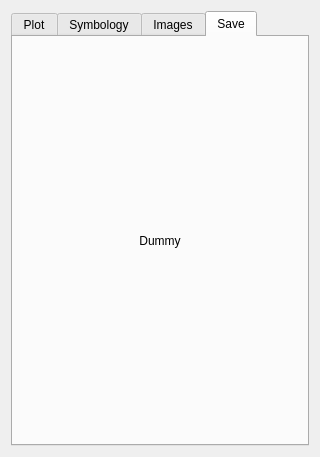
Qt form ui/ui_ccdctools.ui (ceholden/TSTools) before a commit.
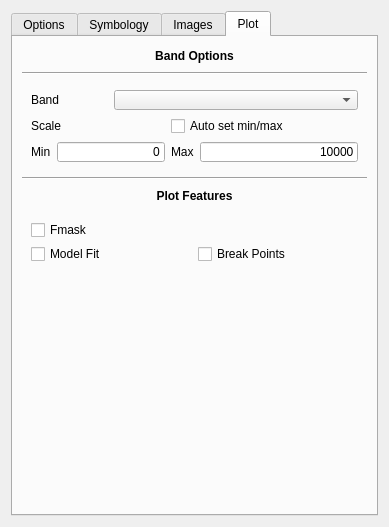
The same form after that commit. The open tabs and pages were chosen to show the change.

Commit message: Some changes to plot & plot control... making new UI tab for controlling the plotting

Patch:
```diff
--- a/ui/ui_ccdctools.ui
+++ b/ui/ui_ccdctools.ui
@@ -6,12 +6,12 @@
    <rect>
     <x>0</x>
     <y>0</y>
-    <width>320</width>
-    <height>457</height>
+    <width>389</width>
+    <height>527</height>
    </rect>
   </property>
   <property name="sizePolicy">
-   <sizepolicy hsizetype="Minimum" vsizetype="Minimum">
+   <sizepolicy hsizetype="MinimumExpanding" vsizetype="MinimumExpanding">
     <horstretch>0</horstretch>
     <verstretch>0</verstretch>
    </sizepolicy>
@@ -34,12 +34,18 @@
        <verstretch>0</verstretch>
       </sizepolicy>
      </property>
+     <property name="tabPosition">
+      <enum>QTabWidget::North</enum>
+     </property>
+     <property name="tabShape">
+      <enum>QTabWidget::Rounded</enum>
+     </property>
      <property name="currentIndex">
       <number>1</number>
      </property>
      <widget class="QWidget" name="tab_options">
       <attribute name="title">
-       <string>Plot</string>
+       <string>Options</string>
       </attribute>
       <layout class="QVBoxLayout" name="verticalLayout">
        <item>
@@ -47,126 +53,6 @@
          <property name="fieldGrowthPolicy">
           <enum>QFormLayout::AllNonFixedFieldsGrow</enum>
          </property>
-         <item row="1" column="0">
-          <widget class="QLabel" name="lab_band">
-           <property name="text">
-            <string>Band</string>
-           </property>
-          </widget>
-         </item>
-         <item row="1" column="1">
-          <widget class="QComboBox" name="combox_band"/>
-         </item>
-         <item row="3" column="0">
-          <widget class="QLabel" name="lab_min">
-           <property name="text">
-            <string>Min</string>
-           </property>
-          </widget>
-         </item>
-         <item row="4" column="0">
-          <widget class="QLabel" name="lab_max">
-           <property name="text">
-            <string>Max</string>
-           </property>
-          </widget>
-         </item>
-         <item row="5" column="0">
-          <widget class="QLabel" name="lab_fmask">
-           <property name="text">
-            <string>Fmask</string>
-           </property>
-          </widget>
-         </item>
-         <item row="5" column="1">
-          <widget class="QCheckBox" name="cbox_fmask">
-           <property name="text">
-            <string>Show/Hide Fmask</string>
-           </property>
-          </widget>
-         </item>
-         <item row="6" column="0">
-          <widget class="QLabel" name="lab_fit">
-           <property name="text">
-            <string>CCDC Fit</string>
-           </property>
-          </widget>
-         </item>
-         <item row="6" column="1">
-          <widget class="QCheckBox" name="cbox_ccdcfit">
-           <property name="text">
-            <string>Show/Hide CCDC Fit</string>
-           </property>
-          </widget>
-         </item>
-         <item row="7" column="0">
-          <widget class="QLabel" name="lab_breaks">
-           <property name="text">
-            <string>CCDC Breaks</string>
-           </property>
-          </widget>
-         </item>
-         <item row="7" column="1">
-          <widget class="QCheckBox" name="cbox_ccdcbreak">
-           <property name="text">
-            <string>Show/Hide CCDC Breaks</string>
-           </property>
-          </widget>
-         </item>
-         <item row="3" column="1">
-          <widget class="QLineEdit" name="edit_min">
-           <property name="inputMask">
-            <string/>
-           </property>
-           <property name="text">
-            <string>0</string>
-           </property>
-           <property name="alignment">
-            <set>Qt::AlignRight|Qt::AlignTrailing|Qt::AlignVCenter</set>
-           </property>
-          </widget>
-         </item>
-         <item row="4" column="1">
-          <widget class="QLineEdit" name="edit_max">
-           <property name="inputMask">
-            <string/>
-           </property>
-           <property name="text">
-            <string>10000</string>
-           </property>
-           <property name="alignment">
-            <set>Qt::AlignRight|Qt::AlignTrailing|Qt::AlignVCenter</set>
-           </property>
-          </widget>
-         </item>
-         <item row="2" column="0">
-          <widget class="QLabel" name="lab_scale">
-           <property name="text">
-            <string>Auto scale</string>
-           </property>
-          </widget>
-         </item>
-         <item row="2" column="1">
-          <widget class="QCheckBox" name="cbox_scale">
-           <property name="text">
-            <string>Auto set min/max</string>
-           </property>
-          </widget>
-         </item>
-         <item row="8" column="0">
-          <widget class="QLabel" name="lab_plotlayer">
-           <property name="text">
-            <string>Add plot images</string>
-           </property>
-          </widget>
-         </item>
-         <item row="8" column="1">
-          <widget class="QCheckBox" name="cbox_plotlayer">
-           <property name="text">
-            <string>Click point, get image</string>
-           </property>
-          </widget>
-         </item>
          <item row="0" column="0">
           <widget class="QLabel" name="lab_showclick">
            <property name="text">
@@ -489,19 +375,173 @@
      </widget>
      <widget class="QWidget" name="tab_save">
       <attribute name="title">
-       <string>Save</string>
+       <string>Plot</string>
       </attribute>
       <layout class="QVBoxLayout" name="verticalLayout_3">
        <item>
         <widget class="QLabel" name="label">
+         <property name="sizePolicy">
+          <sizepolicy hsizetype="Preferred" vsizetype="Preferred">
+           <horstretch>0</horstretch>
+           <verstretch>0</verstretch>
+          </sizepolicy>
+         </property>
+         <property name="maximumSize">
+          <size>
+           <width>16777215</width>
+           <height>20</height>
+          </size>
+         </property>
          <property name="text">
-          <string>Dummy</string>
+          <string>&lt;html&gt;&lt;head/&gt;&lt;body&gt;&lt;p&gt;&lt;span style=&quot; font-weight:600;&quot;&gt;Band Options&lt;/span&gt;&lt;/p&gt;&lt;/body&gt;&lt;/html&gt;</string>
          </property>
          <property name="alignment">
           <set>Qt::AlignCenter</set>
          </property>
         </widget>
        </item>
+       <item>
+        <widget class="Line" name="line_2">
+         <property name="orientation">
+          <enum>Qt::Horizontal</enum>
+         </property>
+        </widget>
+       </item>
+       <item>
+        <widget class="QWidget" name="widget_3" native="true">
+         <property name="maximumSize">
+          <size>
+           <width>16777215</width>
+           <height>90</height>
+          </size>
+         </property>
+         <layout class="QGridLayout" name="gridLayout_3">
+          <item row="4" column="1" colspan="2">
+           <widget class="QLineEdit" name="edit_min">
+            <property name="inputMask">
+             <string/>
+            </property>
+            <property name="text">
+             <string>0</string>
+            </property>
+            <property name="alignment">
+             <set>Qt::AlignRight|Qt::AlignTrailing|Qt::AlignVCenter</set>
+            </property>
+           </widget>
+          </item>
+          <item row="2" column="0" colspan="3">
+           <widget class="QLabel" name="lab_scale">
+            <property name="text">
+             <string>Scale</string>
+            </property>
+           </widget>
+          </item>
+          <item row="4" column="3">
+           <widget class="QLabel" name="lab_max">
+            <property name="text">
+             <string>Max</string>
+            </property>
+           </widget>
+          </item>
+          <item row="2" column="3" colspan="2">
+           <widget class="QCheckBox" name="cbox_scale">
+            <property name="text">
+             <string>Auto set min/max</string>
+            </property>
+           </widget>
+          </item>
+          <item row="4" column="0">
+           <widget class="QLabel" name="lab_min">
+            <property name="text">
+             <string>Min</string>
+            </property>
+           </widget>
+          </item>
+          <item row="4" column="4">
+           <widget class="QLineEdit" name="edit_max">
+            <property name="inputMask">
+             <string/>
+            </property>
+            <property name="text">
+             <string>10000</string>
+            </property>
+            <property name="alignment">
+             <set>Qt::AlignRight|Qt::AlignTrailing|Qt::AlignVCenter</set>
+            </property>
+           </widget>
+          </item>
+          <item row="1" column="0" colspan="2">
+           <widget class="QLabel" name="lab_band">
+            <property name="text">
+             <string>Band</string>
+            </property>
+           </widget>
+          </item>
+          <item row="1" column="2" colspan="3">
+           <widget class="QComboBox" name="combox_band"/>
+          </item>
+         </layout>
+        </widget>
+       </item>
+       <item>
+        <widget class="Line" name="line_3">
+         <property name="orientation">
+          <enum>Qt::Horizontal</enum>
+         </property>
+        </widget>
+       </item>
+       <item>
+        <widget class="QLabel" name="label_2">
+         <property name="maximumSize">
+          <size>
+           <width>16777215</width>
+           <height>20</height>
+          </size>
+         </property>
+         <property name="text">
+          <string>&lt;html&gt;&lt;head/&gt;&lt;body&gt;&lt;p&gt;&lt;span style=&quot; font-weight:600;&quot;&gt;Plot Features&lt;/span&gt;&lt;/p&gt;&lt;/body&gt;&lt;/html&gt;</string>
+         </property>
+         <property name="alignment">
+          <set>Qt::AlignCenter</set>
+         </property>
+        </widget>
+       </item>
+       <item>
+        <widget class="QWidget" name="widget_5" native="true">
+         <property name="maximumSize">
+          <size>
+           <width>16777215</width>
+           <height>60</height>
+          </size>
+         </property>
+         <layout class="QGridLayout" name="gridLayout_4">
+          <item row="0" column="0">
+           <widget class="QCheckBox" name="cbox_fmask">
+            <property name="text">
+             <string>Fmask</string>
+            </property>
+           </widget>
+          </item>
+          <item row="1" column="0">
+           <widget class="QCheckBox" name="cbox_ccdcfit">
+            <property name="text">
+             <string>Model Fit</string>
+            </property>
+           </widget>
+          </item>
+          <item row="1" column="1">
+           <widget class="QCheckBox" name="cbox_ccdcbreak">
+            <property name="text">
+             <string>Break Points</string>
+            </property>
+           </widget>
+          </item>
+         </layout>
+        </widget>
+       </item>
+       <item>
+        <widget class="QWidget" name="widget_6" native="true"/>
+       </item>
       </layout>
      </widget>
     </widget>
```
Left out of the diff: 21 changed lines with no effect on the pictures. The commit also changes 1 other file.
